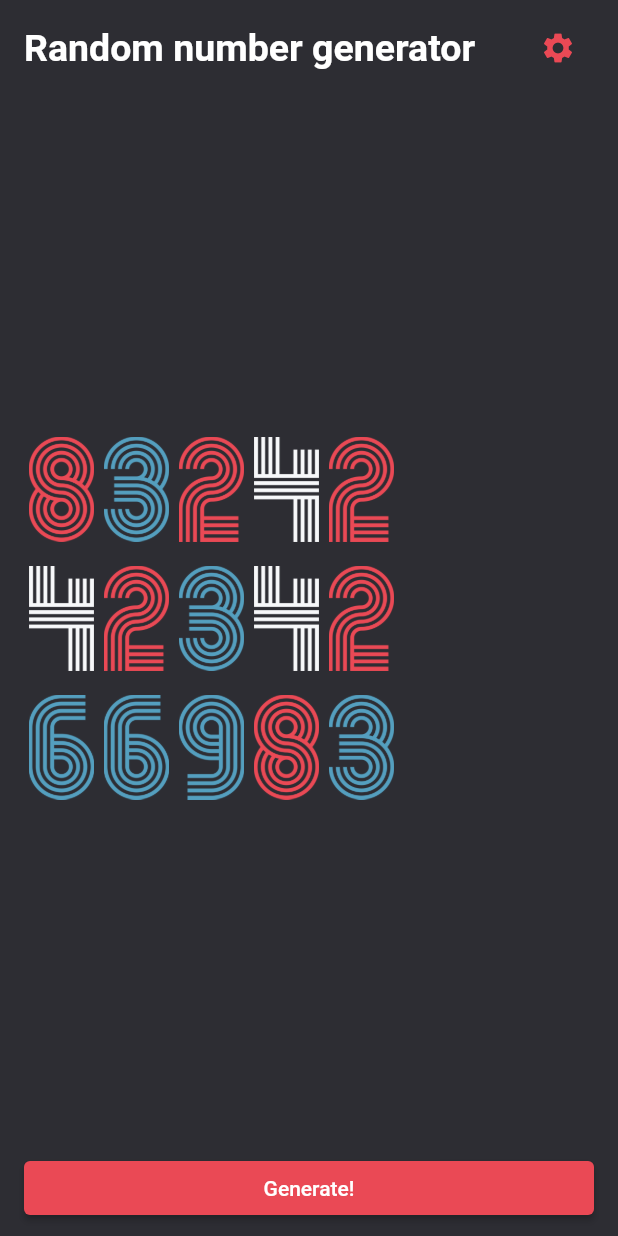
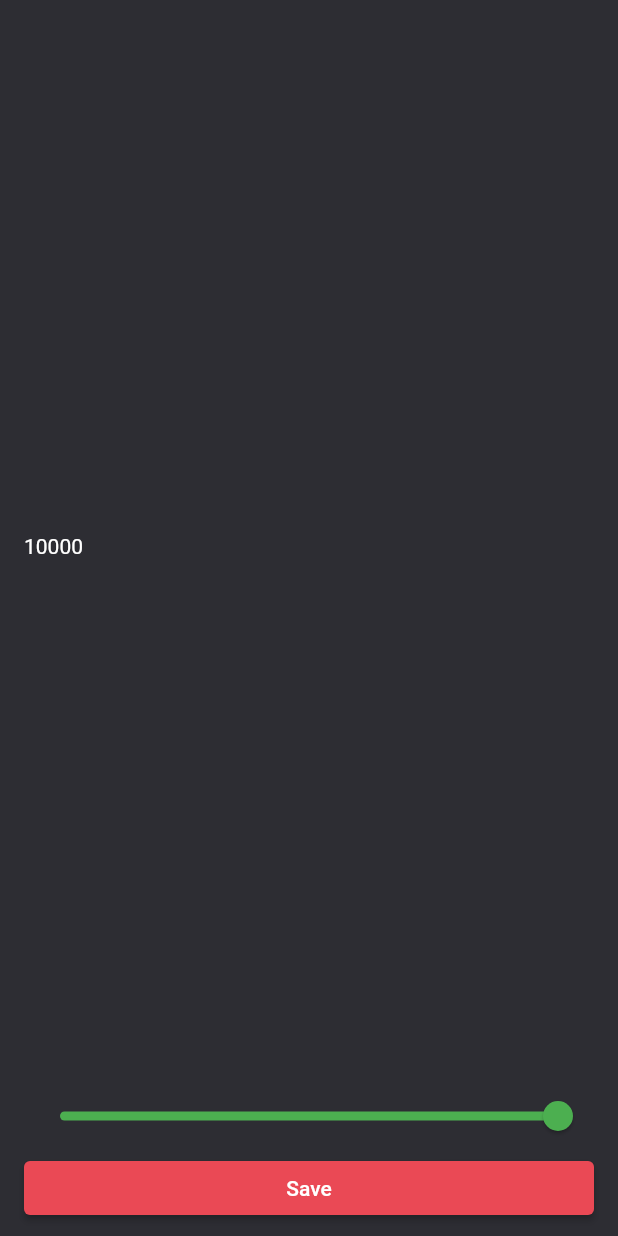
Before and after one commit to swafkorea/flutter_random_number_generator_ex, a Flutter app: the screen it shows after launch, after a tap on the "settings" icon, on a phone screen of 412 x 824 dp. Run offline on Flutter 3.47's test engine with Material 2 defaults, Android fonts, the phone set to English and light mode, and no system bars.

Commit message:
settings

```diff
--- a/lib/screens/home.screen.dart
+++ b/lib/screens/home.screen.dart
@@ -3,6 +3,7 @@ import 'dart:math';
 import 'package:flutter/material.dart';
 
 import 'package:random_number_generator_ex/constants/colors.dart';
+import 'package:random_number_generator_ex/screens/settings.screen.dart';
 
 class HomeScreen extends StatefulWidget {
   const HomeScreen({Key? key}) : super(key: key);
@@ -17,6 +18,7 @@ class _HomeScreenState extends State<HomeScreen> {
     42342,
     66983,
   ];
+  int maxNumber = 1000;
 
   @override
   Widget build(BuildContext context) {
@@ -47,7 +49,7 @@ class _HomeScreenState extends State<HomeScreen> {
     // final newNumbers = <int>{};
 
     while (newNumbers.length < 3) {
-      final number = rand.nextInt(10);
+      final number = rand.nextInt(maxNumber);
       newNumbers.add(number);
     }
 
@@ -55,9 +57,24 @@ class _HomeScreenState extends State<HomeScreen> {
       randomNumbers = newNumbers.toList();
     });
   }
+
+  // void onUpdateSetting() async {
+  //   final result = await Navigator.of(context).push<int>(
+  //     MaterialPageRoute(
+  //       builder: (context) => const SettingsScreen(),
+  //     ),
+  //   );
+
+  //   if (result != null) {
+  //     setState(() {
+  //       maxNumber = result;
+  //     });
+  //   }
+  // }
 }
 
 class _Header extends StatelessWidget {
+  // final VoidCallback updateSettings;
   const _Header({
     Key? key,
   }) : super(key: key);
@@ -78,7 +95,21 @@ class _Header extends StatelessWidget {
           ),
         ),
         IconButton(
-          onPressed: () {},
+          onPressed: () async {
+            // @TODO 1. settingsScreen 이동
+            // @TODO 4. 수정된 값 사용
+            // @TODO 5. setState를 하기위해 부모로 이동
+            Navigator.of(context).push(
+              MaterialPageRoute(
+                builder: (context) => const SettingsScreen(),
+              ),
+            );
+            // final result = await Navigator.of(context).push<int>(
+            //   MaterialPageRoute(
+            //     builder: (context) => const SettingsScreen(),
+            //   ),
+            // );
+          },
           icon: const Icon(
             Icons.settings,
             color: primaryColor,
--- /dev/null
+++ b/lib/screens/settings.screen.dart
@@ -0,0 +1,76 @@
+import 'package:flutter/material.dart';
+
+import 'package:random_number_generator_ex/constants/colors.dart';
+
+class SettingsScreen extends StatefulWidget {
+  // @TODO 9. maxNumber 전달 받기
+  // final int maxNumber;
+  const SettingsScreen({Key? key}) : super(key: key);
+
+  @override
+  State<SettingsScreen> createState() => _SettingsScreenState();
+}
+
+class _SettingsScreenState extends State<SettingsScreen> {
+  double maxNumber = 10000;
+  // @TODO 10. widget의 maxNumber 가져오기
+
+  @override
+  Widget build(BuildContext context) {
+    return Scaffold(
+      backgroundColor: backgroundColor,
+      body: SafeArea(
+        child: Padding(
+          padding: const EdgeInsets.symmetric(horizontal: 16, vertical: 8),
+          child: Column(
+            crossAxisAlignment: CrossAxisAlignment.start,
+            children: [
+              // @TODO 6. _Body로 추출
+              Expanded(
+                child: Column(
+                  mainAxisAlignment: MainAxisAlignment.center,
+                  children: [
+                    // @TODO 2. display number 구현 (공통 함수)
+                    Text(
+                      maxNumber.toInt().toString(),
+                      style: const TextStyle(color: Colors.white),
+                    ),
+                  ],
+                ),
+              ),
+              // @TODO 7. _Footer로 추출하기 위해 Column으로 묶음
+              // @TODO 8. _Footer로 추출
+              Slider(
+                value: maxNumber,
+                min: 100,
+                max: 10000,
+                onChanged: (value) {
+                  setState(() {
+                    maxNumber = value;
+                  });
+                },
+              ),
+              SizedBox(
+                width: double.infinity,
+                child: ElevatedButton(
+                  style: ElevatedButton.styleFrom(primary: primaryColor),
+                  onPressed: () {
+                    // @TODO 3. 이전 페이지로 값 전달
+                    Navigator.of(context).pop(maxNumber.toInt());
+                  },
+                  child: const Text('Save'),
+                ),
+              )
+            ],
+          ),
+        ),
+      ),
+    );
+  }
+
+  // void onUpdateMax(double value) {
+  //   setState(() {
+  //     maxNumber = value;
+  //   });
+  // }
+}
```
Also changed, not shown: 1 other file.
